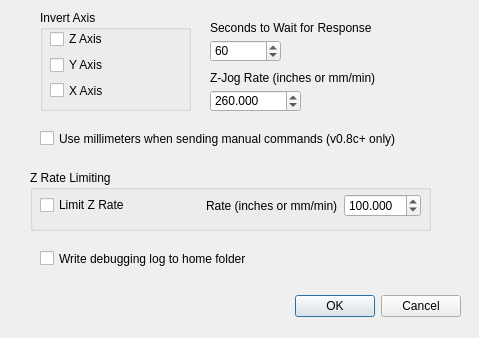
This is options.ui in apsystems/GrblHoming as Qt 5 draws it before an edit. The edited form follows.
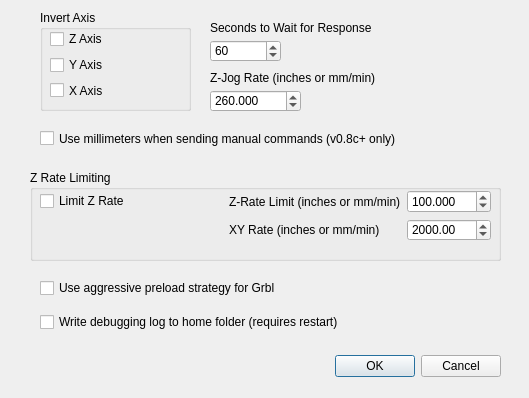
This is the edited form.

Commit message: V3.2 aggressive preload; fixed z-rate limiting; replaced logging with Log4Qt; added File > Exit

```diff
--- a/options.ui
+++ b/options.ui
@@ -6,8 +6,8 @@
    <rect>
     <x>0</x>
     <y>0</y>
-    <width>479</width>
-    <height>338</height>
+    <width>529</width>
+    <height>398</height>
    </rect>
   </property>
   <property name="windowTitle">
@@ -16,9 +16,9 @@
   <widget class="QDialogButtonBox" name="buttonBox">
    <property name="geometry">
     <rect>
-     <x>120</x>
-     <y>290</y>
-     <width>341</width>
+     <x>220</x>
+     <y>350</y>
+     <width>281</width>
      <height>32</height>
     </rect>
    </property>
@@ -120,19 +120,6 @@
     <string>Z-Jog Rate (inches or mm/min)</string>
    </property>
   </widget>
-  <widget class="QCheckBox" name="checkBoxEnableDebugLog">
-   <property name="geometry">
-    <rect>
-     <x>40</x>
-     <y>250</y>
-     <width>411</width>
-     <height>17</height>
-    </rect>
-   </property>
-   <property name="text">
-    <string>Write debugging log to home folder</string>
-   </property>
-  </widget>
   <widget class="QCheckBox" name="checkBoxUseMmManualCmds">
    <property name="geometry">
     <rect>
@@ -151,8 +138,8 @@
     <rect>
      <x>30</x>
      <y>170</y>
-     <width>401</width>
-     <height>61</height>
+     <width>471</width>
+     <height>91</height>
     </rect>
    </property>
    <property name="title">
@@ -163,39 +150,19 @@
      <rect>
       <x>10</x>
       <y>20</y>
-      <width>381</width>
-      <height>31</height>
+      <width>451</width>
+      <height>51</height>
      </rect>
     </property>
-    <layout class="QHBoxLayout" name="horizontalLayout">
-     <item>
+    <layout class="QGridLayout" name="gridLayoutRateLimit">
+     <item row="0" column="0">
       <widget class="QCheckBox" name="chkLimitZRate">
        <property name="text">
         <string>Limit Z Rate</string>
        </property>
       </widget>
      </item>
-     <item>
-      <spacer name="horizontalSpacer">
-       <property name="orientation">
-        <enum>Qt::Horizontal</enum>
-       </property>
-       <property name="sizeHint" stdset="0">
-        <size>
-         <width>40</width>
-         <height>20</height>
-        </size>
-       </property>
-      </spacer>
-     </item>
-     <item>
-      <widget class="QLabel" name="labelZRateLimit">
-       <property name="text">
-        <string>Rate (inches or mm/min)</string>
-       </property>
-      </widget>
-     </item>
-     <item>
+     <item row="0" column="3">
       <widget class="QDoubleSpinBox" name="doubleSpinZRateLimit">
        <property name="accelerated">
         <bool>true</bool>
@@ -220,6 +187,49 @@
        </property>
       </widget>
      </item>
+     <item row="0" column="1">
+      <spacer name="horizontalSpacer">
+       <property name="orientation">
+        <enum>Qt::Horizontal</enum>
+       </property>
+       <property name="sizeHint" stdset="0">
+        <size>
+         <width>40</width>
+         <height>20</height>
+        </size>
+       </property>
+      </spacer>
+     </item>
+     <item row="0" column="2">
+      <widget class="QLabel" name="labelZRateLimit">
+       <property name="text">
+        <string>Z-Rate Limit (inches or mm/min)</string>
+       </property>
+      </widget>
+     </item>
+     <item row="1" column="2">
+      <widget class="QLabel" name="labelXYRate">
+       <property name="text">
+        <string>XY Rate (inches or mm/min)</string>
+       </property>
+      </widget>
+     </item>
+     <item row="1" column="3">
+      <widget class="QDoubleSpinBox" name="doubleSpinXYRate">
+       <property name="decimals">
+        <number>2</number>
+       </property>
+       <property name="minimum">
+        <double>0.100000000000000</double>
+       </property>
+       <property name="maximum">
+        <double>999999.989999999990687</double>
+       </property>
+       <property name="value">
+        <double>2000.000000000000000</double>
+       </property>
+      </widget>
+     </item>
     </layout>
    </widget>
   </widget>
@@ -254,6 +264,32 @@
     <double>260.000000000000000</double>
    </property>
   </widget>
+  <widget class="QWidget" name="verticalLayoutWidget_2">
+   <property name="geometry">
+    <rect>
+     <x>40</x>
+     <y>270</y>
+     <width>461</width>
+     <height>71</height>
+    </rect>
+   </property>
+   <layout class="QVBoxLayout" name="verticalLayoutExtras">
+    <item>
+     <widget class="QCheckBox" name="chkAggressivePreload">
+      <property name="text">
+       <string>Use aggressive preload strategy for Grbl</string>
+      </property>
+     </widget>
+    </item>
+    <item>
+     <widget class="QCheckBox" name="checkBoxEnableDebugLog">
+      <property name="text">
+       <string>Write debugging log to home folder (requires restart)</string>
+      </property>
+     </widget>
+    </item>
+   </layout>
+  </widget>
   <zorder>groupZRateLimit</zorder>
   <zorder>buttonBox</zorder>
   <zorder>groupBoxAxis</zorder>
```
Left out of the diff: 6 changed lines with no effect on the pictures. The commit also changes 97 other files.
